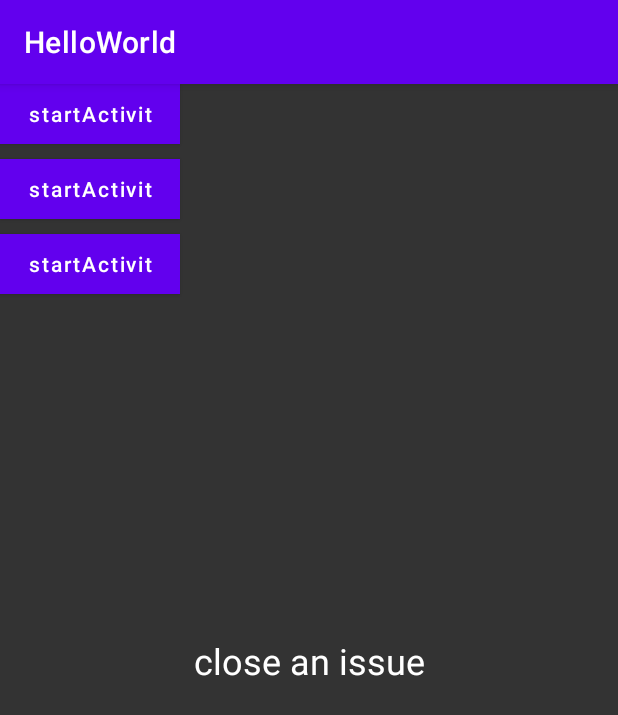
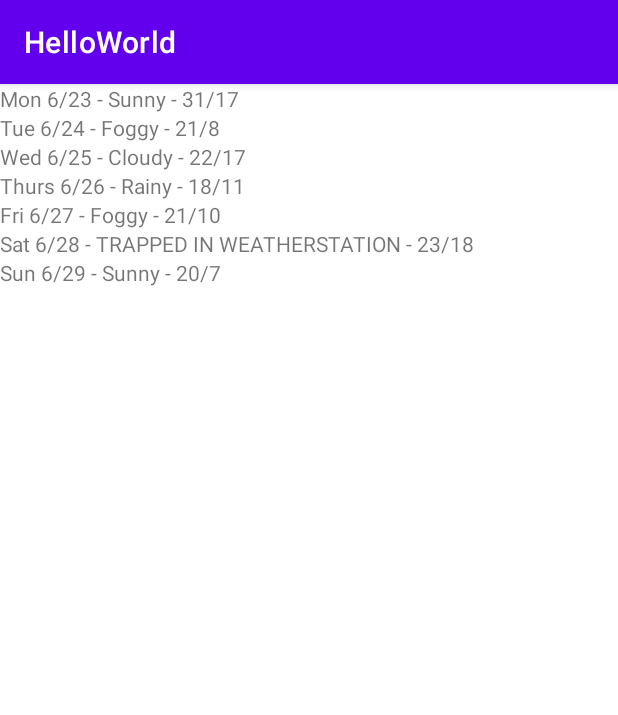
Before and after one commit to Shelter1024/TempProject, an Android app: the screen it shows after launch (MainActivity), on a phone screen of 412 x 824 dp. Shown: the top 715 px of the screen. Run offline under Robolectric (Android 15) with nearby library versions, the phone set to English and light mode, and no system bars; 2 statements that could not run were skipped.

Commit message:
show settled data

```diff
--- a/app/build.gradle
+++ b/app/build.gradle
@@ -2,6 +2,7 @@ plugins {
     id 'com.android.application'
 }
 apply plugin: 'kotlin-android'
+apply plugin: 'kotlin-android-extensions'
 
 android {
     compileSdkVersion 30
@@ -14,7 +15,6 @@ android {
         versionCode 1
         versionName "1.0"
 
-        testInstrumentationRunner "androidx.test.runner.AndroidJUnitRunner"
     }
 
     buildTypes {
@@ -34,11 +34,9 @@ dependencies {
     implementation 'androidx.appcompat:appcompat:1.1.0'
     implementation 'com.google.android.material:material:1.1.0'
     implementation 'androidx.constraintlayout:constraintlayout:1.1.3'
-    testImplementation 'junit:junit:4.+'
-    androidTestImplementation 'androidx.test.ext:junit:1.1.1'
-    androidTestImplementation 'androidx.test.espresso:espresso-core:3.2.0'
     implementation "androidx.core:core-ktx:+"
     implementation "org.jetbrains.kotlin:kotlin-stdlib-jdk7:$kotlin_version"
+    implementation "org.jetbrains.anko:anko-common:$anko_version"
 }
 repositories {
     mavenCentral()
--- a/app/src/main/AndroidManifest.xml
+++ b/app/src/main/AndroidManifest.xml
@@ -11,10 +11,7 @@
         android:theme="@style/Theme.HelloWorld">
         <activity android:name=".ThirdActivity"></activity>
         <activity
-            android:name=".SecondActivity"
-            android:documentLaunchMode="intoExisting"
-            android:excludeFromRecents="true"
-            android:maxRecents="3" />
+            android:name=".SecondActivity" />
         <activity android:name=".MainActivity">
             <intent-filter>
                 <action android:name="android.intent.action.MAIN" />
--- /dev/null
+++ b/app/src/main/java/com/example/helloworld/ForecastListAdapter.kt
@@ -0,0 +1,28 @@
+package com.example.helloworld
+
+import android.view.View
+import android.view.ViewGroup
+import android.widget.TextView
+import androidx.recyclerview.widget.RecyclerView
+
+/**
+ * @author: Shelter
+ * Create time: 2020/11/30, 15:15.
+ */
+class ForecastListAdapter(private val items: List<String>) : RecyclerView.Adapter<ForecastListAdapter.ViewHolder>() {
+
+
+    override fun onCreateViewHolder(parent: ViewGroup, viewType: Int): ViewHolder {
+        return ViewHolder(TextView(parent.context))
+    }
+
+    override fun onBindViewHolder(holder: ViewHolder, position: Int) {
+        holder.textView.text = items[position]
+    }
+
+    override fun getItemCount(): Int {
+        return items.size
+    }
+
+    class ViewHolder(val textView: TextView): RecyclerView.ViewHolder(textView)
+}
--- a/app/src/main/java/com/example/helloworld/MainActivity.kt
+++ b/app/src/main/java/com/example/helloworld/MainActivity.kt
@@ -2,12 +2,31 @@ package com.example.helloworld
 
 import android.content.Intent
 import android.os.Bundle
+import android.util.Log
 import android.view.View
+import android.view.ViewGroup
 import android.widget.TextView
+import android.widget.Toast
 import androidx.appcompat.app.AppCompatActivity
+import androidx.fragment.app.Fragment
+import androidx.recyclerview.widget.LinearLayoutManager
+import androidx.recyclerview.widget.RecyclerView
 import java.util.*
+import kotlinx.android.synthetic.main.activity_main.*
+import org.jetbrains.anko.find
+import org.jetbrains.anko.toast
+import kotlin.math.log
 
 class MainActivity : AppCompatActivity() {
+    private val items = listOf(
+            "Mon 6/23 - Sunny - 31/17",
+            "Tue 6/24 - Foggy - 21/8",
+            "Wed 6/25 - Cloudy - 22/17",
+            "Thurs 6/26 - Rainy - 18/11",
+            "Fri 6/27 - Foggy - 21/10",
+            "Sat 6/28 - TRAPPED IN WEATHERSTATION - 23/18",
+            "Sun 6/29 - Sunny - 20/7"
+    )
 
     override fun onCreate(savedInstanceState: Bundle?) {
         super.onCreate(savedInstanceState)
@@ -15,26 +34,49 @@ class MainActivity : AppCompatActivity() {
         val list = listOf("a", "b", "c")
         println("Shelter: " + list.indices)
 
-        val fruits = listOf("banana", "avocado", "apple", "kiwifruit")
-        fruits.filter { it.startsWith("a") }
-                .sortedBy { it }
-                .map { it.toUpperCase(Locale.CHINA) }
-                .forEach { println(it) }
+        forecast_list.layoutManager
 
-        findViewById<TextView>(R.id.text).text = "close an issue"
-    }
+//        val fruits = listOf("banana", "avocado", "apple", "kiwifruit")
+//        fruits.filter { it.startsWith("a") }
+//                .sortedBy { it }
+//                .map { it.toUpperCase(Locale.CHINA) }
+//                .forEach { println(it) }
+        val forecastList = findViewById<RecyclerView>(R.id.forecast_list)
+        val recyclerView: RecyclerView = find(R.id.forecast_list)
+        forecastList.layoutManager = LinearLayoutManager(this)
+        forecastList.adapter = ForecastListAdapter(items)
 
-    fun startActivity1(view: View?) {
-        val intent = Intent(this, SecondActivity::class.java)
-        //在近期任务列表显示单个app的多个activity
-//        intent.addFlags(Intent.FLAG_ACTIVITY_NEW_DOCUMENT);
-//        intent.addFlags(Intent.FLAG_ACTIVITY_MULTIPLE_TASK);
-        startActivity(intent)
-    }
+        val person = Person()
+        Log.i("TAG", "onCreate: person.name = " + person.name)
+        person.name = "Panny"
+        Log.i("TAG", "onCreate: person.name = " + person.name)
+        val contentGroup = findViewById<ViewGroup>(android.R.id.content)
+        contentGroup[2].visibility = View.GONE
 
-    fun startActivity2(view: View?) {
+        val fragment = Fragment();
+        fragment.toast("")
+
+        //调换参数顺序
+        niceToast(tag = "Shelter", message = "调换参数顺序")
 
     }
 
+    operator fun ViewGroup.get(position: Int): View = getChildAt(position)
+
+    fun Fragment.toast(message: CharSequence, duration: Int = Toast.LENGTH_SHORT) {
+        Toast.makeText(getActivity(), message, duration).show()
+    }
+
+    override fun onResume() {
+        super.onResume()
+        niceToast(message = "onResume")
+    }
+
+    fun niceToast(message: String, tag: String = javaClass.simpleName, length: Int = Toast.LENGTH_SHORT) {
+        Toast.makeText(this, "[$tag]$message", length).show()
+    }
+
+    fun add(x: Int, y: Int) = x + y
+
 
 }
--- /dev/null
+++ b/app/src/main/java/com/example/helloworld/Person.kt
@@ -0,0 +1,13 @@
+package com.example.helloworld
+
+/**
+ * @author: Shelter
+ * Create time: 2020/11/30, 17:03.
+ */
+class Person {
+    var name : String = "Shelter"
+    get() = field.toUpperCase()
+    set(value) {
+        field = "Name:$value"
+    }
+}
--- a/app/src/main/res/layout/activity_main.xml
+++ b/app/src/main/res/layout/activity_main.xml
@@ -1,61 +1,15 @@
 <?xml version="1.0" encoding="utf-8"?>
-<androidx.constraintlayout.widget.ConstraintLayout xmlns:android="http://schemas.android.com/apk/res/android"
+<FrameLayout xmlns:android="http://schemas.android.com/apk/res/android"
     xmlns:app="http://schemas.android.com/apk/res-auto"
     xmlns:tools="http://schemas.android.com/tools"
     android:layout_width="match_parent"
     android:layout_height="match_parent"
-    android:background="#333333"
     tools:context=".MainActivity">
 
-    <Button
-        android:id="@+id/btn1"
-        android:layout_width="120dp"
-        android:layout_height="40dp"
-        android:onClick="startActivity1"
-        android:text="startActivity2"
-        android:textColor="#fff"
-        android:background="#00b9ff"
-        android:textAllCaps="false"
-        app:layout_constraintLeft_toLeftOf="parent"
-        app:layout_constraintTop_toTopOf="parent" />
 
-    <Button
-        android:id="@+id/btn2"
-        android:layout_width="120dp"
-        android:layout_height="40dp"
-        android:layout_marginTop="10dp"
-        android:onClick="startActivity2"
-        android:text="startActivity2"
-        android:textColor="#fff"
-        android:textAllCaps="false"
-        android:background="#00b9ff"
-        app:layout_constraintLeft_toLeftOf="parent"
-        app:layout_constraintTop_toBottomOf="@+id/btn1" />
+    <androidx.recyclerview.widget.RecyclerView
+        android:id="@+id/forecast_list"
+        android:layout_width="match_parent"
+        android:layout_height="match_parent"/>
 
-    <Button
-        android:id="@+id/btn3"
-        android:layout_width="120dp"
-        android:layout_height="40dp"
-        android:layout_marginTop="10dp"
-        android:onClick="startActivity2"
-        android:text="startActivity3"
-        android:textColor="#fff"
-        android:textAllCaps="false"
-        android:background="#00b9ff"
-        app:layout_constraintLeft_toLeftOf="parent"
-        app:layout_constraintTop_toBottomOf="@+id/btn2" />
-
-    <TextView
-        android:id="@+id/text"
-        android:layout_width="wrap_content"
-        android:layout_height="wrap_content"
-        android:text="hello world!"
-        android:textColor="#fff"
-        android:textSize="24sp"
-        android:textAllCaps="false"
-        app:layout_constraintBottom_toBottomOf="parent"
-        app:layout_constraintLeft_toLeftOf="parent"
-        app:layout_constraintRight_toRightOf="parent"
-        app:layout_constraintTop_toTopOf="parent" />
-
-</androidx.constraintlayout.widget.ConstraintLayout>
+</FrameLayout>
--- /dev/null
+++ b/app/src/main/res/values/styles.xml
@@ -0,0 +1,10 @@
+<?xml version="1.0" encoding="utf-8"?>
+<resources>
+    <style name="CompatActivity" parent="@style/Theme.AppCompat.NoActionBar">
+        <item name="android:windowBackground">@android:color/white</item>
+        <item name="android:windowAnimationStyle">@android:style/Animation</item>
+        <item name="android:windowShowWallpaper">false</item>
+        <item name="android:navigationBarColor">@android:color/transparent</item>
+        <item name="colorPrimaryDark">@android:color/transparent</item>
+    </style>
+</resources>
--- a/build.gradle
+++ b/build.gradle
@@ -1,6 +1,7 @@
 // Top-level build file where you can add configuration options common to all sub-projects/modules.
 buildscript {
     ext.kotlin_version = '1.4.20-RC'
+    ext.anko_version = '0.10.8'
     repositories {
         google()
         jcenter()
```
